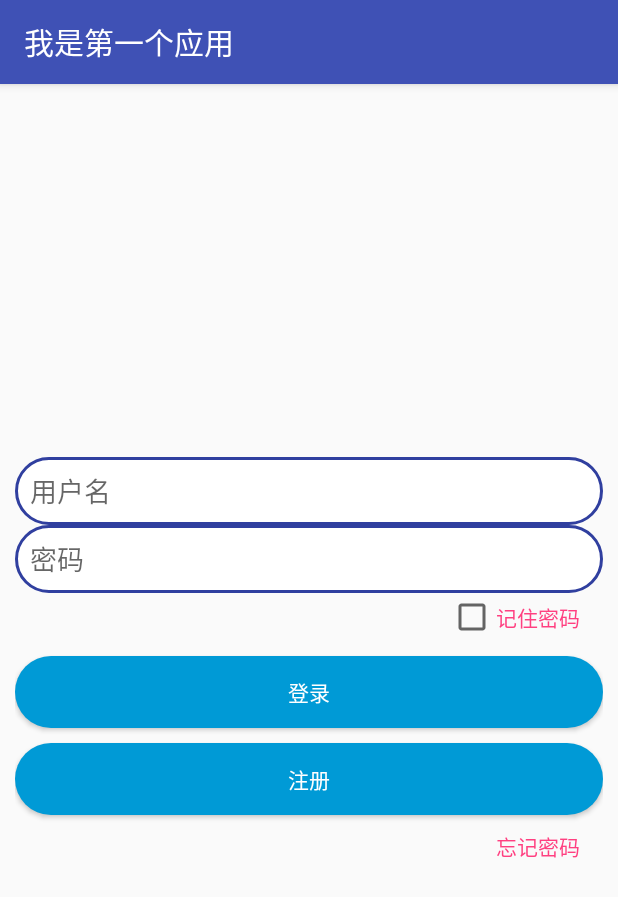
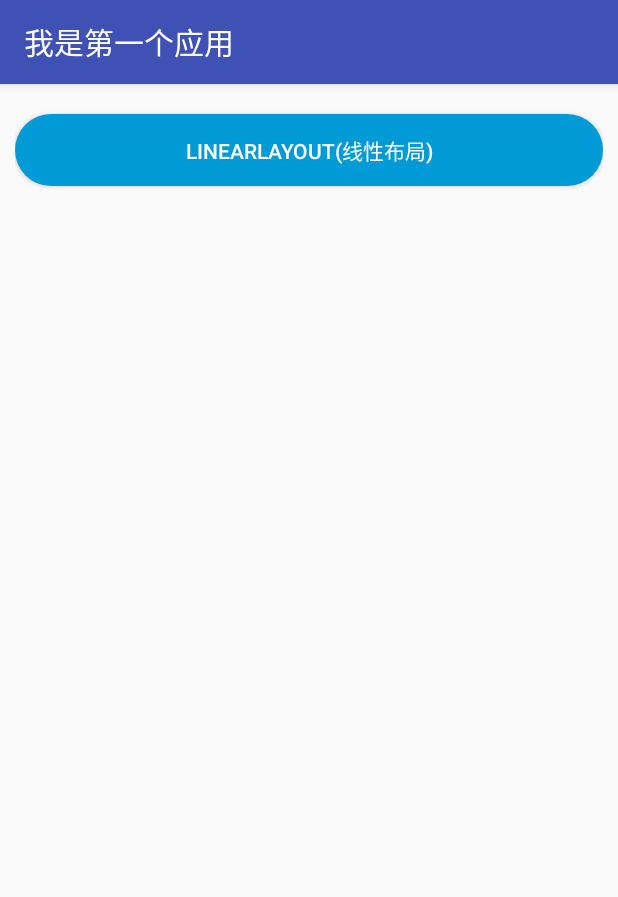
Before and after one commit to xiusan/MyApplication, an Android app: the screen it shows after launch (MainActivity), on a phone screen of 412 x 824 dp. Shown: the top 897 px of the screen. Run offline under Robolectric (Android 15) with nearby library versions, the phone set to English and light mode, and no system bars.

Commit message:
inearLayout(线性布局)

```diff
--- a/app/src/main/AndroidManifest.xml
+++ b/app/src/main/AndroidManifest.xml
@@ -19,6 +19,10 @@
         <activity
             android:name=".PolicyActivity"
             android:label="@string/html_test" />
+        <!-- LinearLayout(线性布局) -->
+        <activity
+            android:name=".ui.UiLinearLayout"
+            android:label="线性布局" />
     </application>
 
 </manifest>
--- a/app/src/main/java/com/example/administrator/myapplication/MainActivity.java
+++ b/app/src/main/java/com/example/administrator/myapplication/MainActivity.java
@@ -1,28 +1,22 @@
 package com.example.administrator.myapplication;
 
 import android.content.Intent;
+import android.os.Bundle;
 import android.support.v7.app.AppCompatActivity;
-import android.os.Bundle;
-import android.text.TextUtils;
 import android.view.View;
 import android.widget.Button;
-import android.widget.CheckBox;
-import android.widget.EditText;
-import android.widget.TextView;
-import android.widget.Toast;
 
-import com.example.administrator.myapplication.utils.ShareUtils;
+import com.example.administrator.myapplication.ui.UiLinearLayout;
+
+/**
+ * 布局总控代码
+ */
 
 public class MainActivity extends AppCompatActivity implements View.OnClickListener {
     //定义xml属性
-    //注册按钮
-    private Button btn_registered;
-    private EditText et_name;
-    private EditText et_password;
-    private Button btnLogin;
-    private CheckBox keep_password;
+    //UiLinearLayout(线性布局)
+    private Button activityLinearLayou;
 
-    private TextView tv_forget;
 
     @Override
     protected void onCreate(Bundle savedInstanceState) {
@@ -32,47 +26,17 @@ public class MainActivity extends AppCompatActivity implements View.OnClickListe
     }
 
     private void initView() {
-
-        btn_registered = (Button) findViewById(R.id.btn_registered);
-        btn_registered.setOnClickListener(this);
-        et_name = (EditText) findViewById(R.id.et_name);
-        et_password = (EditText) findViewById(R.id.et_password);
-        btnLogin = (Button) findViewById(R.id.btnLogin);
-        btnLogin.setOnClickListener(this);
-        keep_password = (CheckBox) findViewById(R.id.keep_password);
-        tv_forget = (TextView) findViewById(R.id.tv_forget);
-        tv_forget.setOnClickListener(this);
-
-        boolean isKeep = ShareUtils.getBoolean(this, "keeppass", false);
-        keep_password.setChecked(isKeep);
-
-
-
-        if(isKeep){
-            String name = ShareUtils.getString(this, "name", "");
-            String password = ShareUtils.getString(this, "password", "");
-            et_name.setText(name);
-            et_password.setText(password);
-        }
+        activityLinearLayou = (Button) findViewById(R.id.btn_linear_layout);
+        activityLinearLayou.setOnClickListener(this);
     }
     @Override
     public void onClick(View v) {
-        System.out.println("btn_registered");
+        System.out.println("btn_linear_layout");
         switch (v.getId()) {
-            case R.id.btn_registered:
-                //1.获取输入框的值
-                String name = et_name.getText().toString().trim();
-                String password = et_password.getText().toString().trim();
-                //2.判断是否为空
-                if (!TextUtils.isEmpty(name) & !TextUtils.isEmpty(password)) {
-                    startActivity(new Intent(this, PolicyActivity.class));
-                }else {
-                    Toast.makeText(this, "用户名密码不能为空!!!", Toast.LENGTH_SHORT).show();
-                }
+            case R.id.btn_linear_layout:
 
-                break;
-            case R.id.btnLogin:
-                Toast.makeText(this, "请先注册!!!", Toast.LENGTH_SHORT).show();
+                System.out.println("btn_linear_layout");
+                startActivity(new Intent(this, UiLinearLayout.class));
                 break;
         }
     }
--- a/app/src/main/res/layout/activity_main.xml
+++ b/app/src/main/res/layout/activity_main.xml
@@ -3,80 +3,15 @@
     xmlns:app="http://schemas.android.com/apk/res-auto"
     android:layout_width="match_parent"
     android:layout_height="match_parent"
-    android:gravity="center"
     android:orientation="vertical"
     android:padding="10dp">
 
-
-    <EditText
-        android:id="@+id/et_name"
-        android:layout_width="match_parent"
-        android:layout_height="45dp"
-        android:background="@drawable/edittext_bg"
-        android:hint="用户名"
-        android:paddingLeft="10dp" />
-
-    <EditText
-        android:id="@+id/et_password"
-        android:layout_width="match_parent"
-        android:layout_height="45dp"
-        android:background="@drawable/edittext_bg"
-        android:hint="密码"
-        android:inputType="numberPassword"
-        android:paddingLeft="10dp" />
-
-
-    <LinearLayout
-        android:layout_width="match_parent"
-        android:layout_height="wrap_content"
-        android:layout_marginRight="10dp"
-        android:orientation="vertical">
-
-        <CheckBox
-            android:id="@+id/keep_password"
-            android:layout_width="wrap_content"
-            android:layout_height="wrap_content"
-            android:layout_gravity="right"
-            android:text="@string/text_keep_password"
-            android:textColor="@color/colorAccent" />
-
-
-    </LinearLayout>
-
     <Button
-        android:id="@+id/btnLogin"
+        android:id="@+id/btn_linear_layout"
         android:layout_width="match_parent"
         android:layout_height="wrap_content"
         android:layout_marginTop="10dp"
         android:background="@drawable/button_bg"
-        android:text="@string/text_login"
+        android:text="LinearLayout(线性布局)"
         android:textColor="@android:color/white" />
-
-    <Button
-        android:id="@+id/btn_registered"
-        android:layout_width="match_parent"
-        android:layout_height="wrap_content"
-        android:layout_marginTop="10dp"
-        android:background="@drawable/button_bg"
-        android:text="@string/text_registered"
-        android:textColor="@android:color/white" />
-
-
-    <LinearLayout
-        android:layout_width="match_parent"
-        android:layout_height="wrap_content"
-        android:layout_marginRight="10dp"
-        android:layout_marginTop="10dp"
-        android:orientation="vertical">
-
-        <TextView
-            android:id="@+id/tv_forget"
-            android:layout_width="wrap_content"
-            android:layout_height="wrap_content"
-            android:layout_gravity="right"
-            android:text="@string/text_forget_password"
-            android:textColor="@color/colorAccent" />
-
-
-    </LinearLayout>
 </LinearLayout>
```
Also changed, not shown: app/src/main/java/com/example/administrator/myapplication/ui/UiLinearLayout.java (added, +31 -0 lines), app/src/main/res/layout/activity_linear_layou.xml (added, +29 -0 lines).
